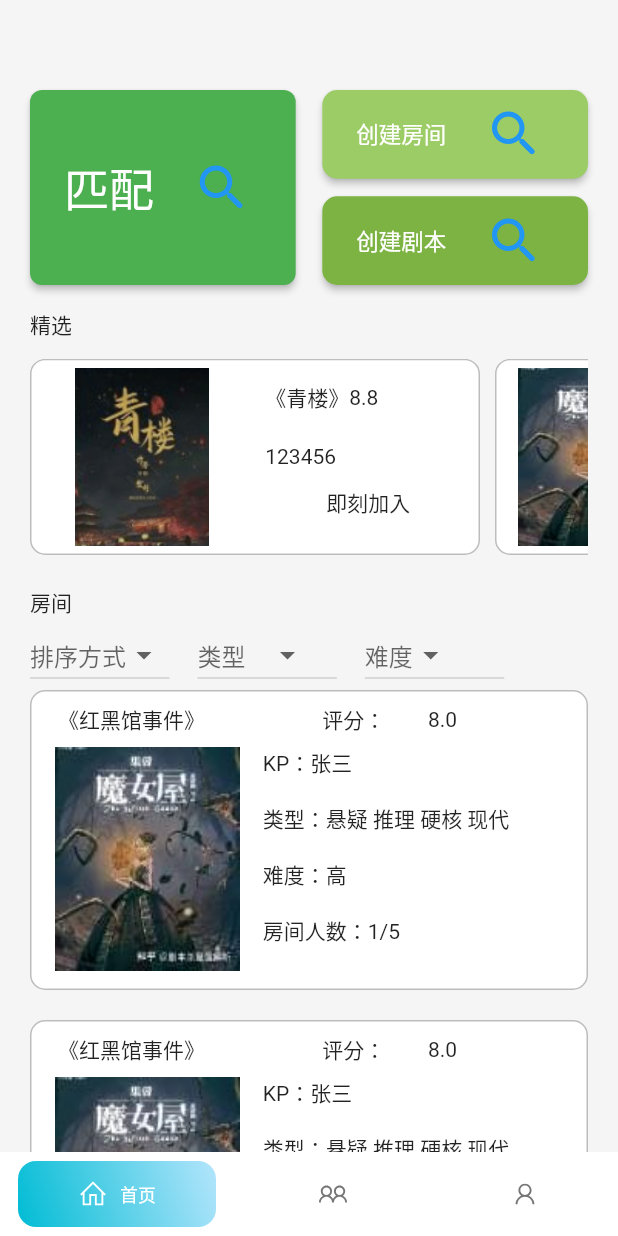
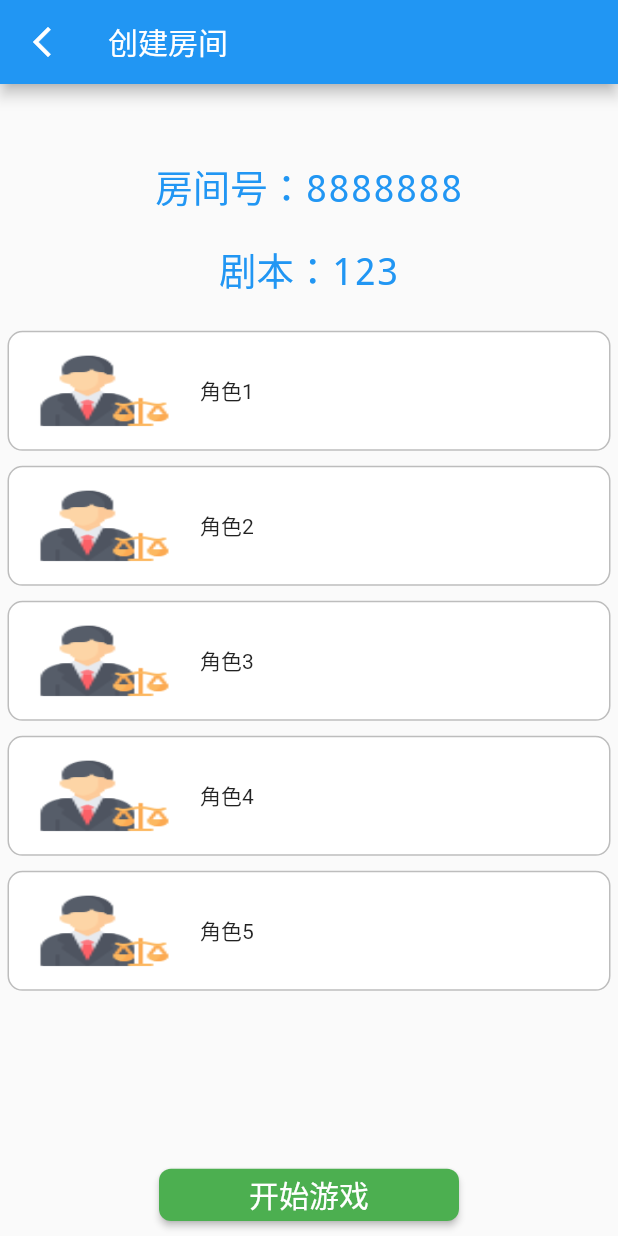
Before and after one commit to 1621391916/RandomDice, a Flutter app: the screen it shows after launch, after a tap on "创建房间", on a phone screen of 412 x 824 dp. Run offline on Flutter 3.47's test engine with Material 2 defaults, Android fonts, the light colour scheme and no system bars; drawn by our look-alikes of google_nav_bar; our stand-ins replace line_icons.

Commit message:
完成创建房间界面

```diff
--- /dev/null
+++ b/lib/pages/HomePage/CreateRoomPage.dart
@@ -0,0 +1,172 @@
+import 'package:flutter/material.dart';
+import 'package:random_dice_game/utils.dart';
+
+class CreateRoomPage extends StatefulWidget {
+  const CreateRoomPage({Key? key}) : super(key: key);
+
+  @override
+  State<CreateRoomPage> createState() => _CreateRoomPageState();
+}
+
+class _CreateRoomPageState extends State<CreateRoomPage> {
+  @override
+  Widget build(BuildContext context) {
+    var mainBody = Container(
+      child: Column(
+        // crossAxisAlignment: CrossAxisAlignment.stretch,
+        children: const [
+          Spacer(flex: 1,),
+          Expanded(
+            flex: 1,
+            child: Text(
+              '房间号：8888888',
+              // textAlign: TextAlign.left,
+              style: TextStyle(
+                color: Colors.blue,
+                fontSize: 25.0,
+                height: 1.2,
+                fontFamily: "Courier",
+                // decoration:TextDecoration.underline,
+                decorationStyle: TextDecorationStyle.dashed
+              ),
+            )
+          ),
+          Expanded(
+            flex: 1,
+            child: Text(
+              '剧本：123',
+              style: TextStyle(
+                color: Colors.blue,
+                fontSize: 25.0,
+                height: 1.2,
+                fontFamily: "Courier",
+                // decoration:TextDecoration.underline,
+                decorationStyle: TextDecorationStyle.dashed
+              ),
+            )
+          ),
+          Expanded(flex: 10, child: RoomMemberList()),
+          Expanded(flex: 1, child: StartGameButton()),
+        ],
+      ),
+    );
+    return Scaffold(
+      appBar: AppBar(
+        title: const Text("创建房间"),
+        leading: Builder(builder: (context) {
+          return IconButton(
+            icon: const Icon(Icons.arrow_back_ios_new, color: Colors.white), //自定义图标
+            onPressed: () {
+              // 打开抽屉菜单
+              Navigator.of(context).pop();
+            },
+          );
+        }),
+      ),
+      body: mainBody
+    );
+  }
+}
+
+class RoomMemberList extends StatefulWidget {
+  const RoomMemberList({Key? key}) : super(key: key);
+
+  @override
+  State<RoomMemberList> createState() => _RoomMemberListState();
+}
+
+class _RoomMemberListState extends State<RoomMemberList> {
+  @override
+  Widget build(BuildContext context) {
+    return ListView.builder(
+      shrinkWrap: true,
+      itemCount: 5,
+      // itemExtent: 200,
+      physics: const NeverScrollableScrollPhysics(),
+      itemBuilder: (BuildContext context, int index) {
+        return RoomMemberUnit(
+          avatar: getImageFromPathOrUrl('assets/avatars/avatar1.png'),
+          name: '角色${index+1}',
+        );
+      }
+    );
+  }
+}
+
+
+class RoomMemberUnit extends StatefulWidget {
+  dynamic avatar;
+  String name;
+
+  RoomMemberUnit({
+    Key? key,
+    required this.avatar,
+    required this.name,
+  }) : super(key: key);
+
+  @override
+  State<RoomMemberUnit> createState() => _RoomMemberUnitState();
+}
+
+class _RoomMemberUnitState extends State<RoomMemberUnit> {
+  @override
+  Widget build(BuildContext context) {
+    return Container(
+      decoration: BoxDecoration(
+        border: Border.all(color: Colors.black26),
+        color: Colors.white,
+        borderRadius: BorderRadius.circular((10)),
+      ),
+      margin: const EdgeInsets.only(bottom: 10.0, left: 5, right: 5),
+      // padding: const EdgeInsets.only(left: 0.0, bottom: 0),
+      height: 80.0,
+      child: Row(
+        children: [
+          const Spacer(flex: 1,),
+          Expanded(
+            flex: 5,
+            child: Image(
+              image: widget.avatar,
+              width: 50,
+              height: 50,
+              fit: BoxFit.fill,
+            )
+          ),
+          const Spacer(flex: 1,),
+          Expanded(
+            flex: 15,
+            child: Text(widget.name)
+          ),
+        ]
+      ),
+    );
+  }
+}
+
+class StartGameButton extends StatefulWidget {
+  const StartGameButton({Key? key}) : super(key: key);
+
+  @override
+  State<StartGameButton> createState() => _StartGameButtonState();
+}
+
+class _StartGameButtonState extends State<StartGameButton> {
+  @override
+  Widget build(BuildContext context) {
+    return Container(
+      margin: const EdgeInsets.all(10.0),
+      child: ElevatedButton(
+      onPressed: () {},
+        style: ButtonStyle(
+          textStyle: MaterialStateProperty.all(const TextStyle(fontSize: 20)),
+          backgroundColor: MaterialStateProperty.all(Colors.green[500]),
+          minimumSize: MaterialStateProperty.all(const Size(200, 200)),
+          shape: MaterialStateProperty.all(
+              RoundedRectangleBorder(borderRadius: BorderRadius.circular(8))//圆角弧度
+          ),
+        ),
+        child: const Text('开始游戏'),
+      ),
+    );
+  }
+}
--- a/lib/pages/HomePage/HomePage.dart
+++ b/lib/pages/HomePage/HomePage.dart
@@ -118,7 +118,7 @@ class CreateRoomButton extends StatelessWidget {
   @override
   Widget build(BuildContext context) {
     return ElevatedButton(
-      onPressed: (){},
+      onPressed: (){Navigator.pushNamed(context, '/createRoom');},
       style: ButtonStyle(
         textStyle: MaterialStateProperty.all(const TextStyle(fontSize: 15)),
         backgroundColor: MaterialStateProperty.all(Colors.lightGreen[400]),
@@ -155,7 +155,7 @@ class CreateScriptButton extends StatelessWidget {
   @override
   Widget build(BuildContext context) {
     return ElevatedButton(
-      onPressed: (){},
+      onPressed: (){Navigator.pushNamed(context, '/createScript');},
       style: ButtonStyle(
         textStyle: MaterialStateProperty.all(const TextStyle(fontSize: 15)),
         backgroundColor: MaterialStateProperty.all(Colors.lightGreen[600]),
--- a/lib/routes.dart
+++ b/lib/routes.dart
@@ -7,6 +7,7 @@ import './pages/HomePage/MatchGamePage.dart';
 import './pages/HomePage/ChooseCharacterPage.dart';
 import './pages/HomePage/CreateCharacterPage.dart';
 import './pages/HomePage/CreateScriptPage.dart';
+import './pages/HomePage/CreateRoomPage.dart';
 
 //配置路由,定义Map类型的routes,Key为String类型，Value为Function类型
 final Map<String,Function> routes={
@@ -17,6 +18,7 @@ final Map<String,Function> routes={
   '/chooseCharacter': (context,{arguments})=>const ChooseCharacterPage(),
   '/createCharacter': (context,{arguments})=>const CreateCharacterPage(),
   '/createScript': (context,{arguments})=>const CreateScriptPage(),
+  '/createRoom': (context,{arguments})=>const CreateRoomPage(),
 };
 
 //固定写法
```
